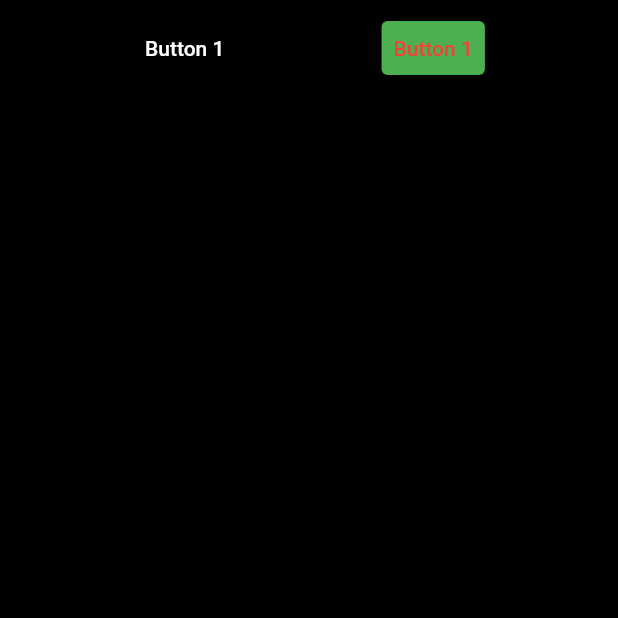
After one commit to juwels1996/phone_email_validation, a Flutter app: the screen it shows after launch, after a tap on "Next Page", on a phone screen of 412 x 824 dp, the top half of it. The commit adds this screen. Run offline on Flutter 3.47's test engine with Material 2 defaults, Android fonts, the phone set to English and light mode, and no system bars; our stand-ins replace email_validator.

Commit message:
2nd button add

```diff
--- /dev/null
+++ b/lib/final_page.dart
@@ -0,0 +1,63 @@
+import 'package:flutter/material.dart';
+class FinalPage extends StatefulWidget {
+  const FinalPage({Key? key}) : super(key: key);
+
+  @override
+  _FinalPageState createState() => _FinalPageState();
+}
+
+class _FinalPageState extends State<FinalPage> {
+  @override
+  Widget build(BuildContext context) {
+    return SafeArea(
+      child: Scaffold(
+        backgroundColor: Colors.black,
+        body: Container(
+          child: Center(
+            child: Column(
+              children: [
+                Row(
+                  mainAxisAlignment: MainAxisAlignment.spaceEvenly,
+                  children: [
+                    Padding(
+                      padding: const EdgeInsets.all(8.0),
+                      child: TextButton(
+                        style:TextButton.styleFrom(
+                          primary: Colors.white,
+                          backgroundColor: Colors.black
+                        ),
+                          autofocus: true,
+
+                          onPressed: (){},
+                          child: Text("Button 1")),
+                    ),
+                    Padding(
+                      padding: const EdgeInsets.all(8.0),
+                      child: TextButton(
+                        style: TextButton.styleFrom(
+                          backgroundColor: Colors.green,
+                          primary: Colors.red,
+                          shadowColor: Colors.black
+                        ),
+                        autofocus: true,
+
+                          onPressed: (){},
+                          child: Text("Button 1")),
+                    ),
+                  ],
+                ),
+
+                Row(
+                  children: [
+
+                  ],
+                )
+              ],
+            ),
+
+          ),
+        ),
+      ),
+    );
+  }
+}
--- a/lib/home_page.dart
+++ b/lib/home_page.dart
@@ -1,6 +1,9 @@
 import 'dart:math';
 
 import 'package:flutter/material.dart';
+
+import 'final_page.dart';
+
 class HomePage extends StatefulWidget {
   const HomePage({Key? key}) : super(key: key);
 
@@ -9,31 +12,29 @@ class HomePage extends StatefulWidget {
 }
 
 class _HomePageState extends State<HomePage> {
-  int rightDiceNumber=1;
-  int leftDiceNumber=3;
+  int rightDiceNumber = 1;
+  int leftDiceNumber = 3;
 
-
-  void rightLudo(){
+  void rightLudo() {
     setState(() {
-      rightDiceNumber=Random().nextInt(6)+1;
-    });
-
-  }
-  void leftLudo(){
-    setState(() {
-      leftDiceNumber=Random().nextInt(6)+1;
+      rightDiceNumber = Random().nextInt(6) + 1;
     });
   }
+
+  void leftLudo() {
+    setState(() {
+      leftDiceNumber = Random().nextInt(6) + 1;
+    });
+  }
+
   @override
   Widget build(BuildContext context) {
-
     return SafeArea(
       child: Scaffold(
         backgroundColor: Colors.indigo,
         body: Container(
           color: Colors.teal,
           margin: EdgeInsets.all(15),
-
           child: Column(
             mainAxisAlignment: MainAxisAlignment.center,
             crossAxisAlignment: CrossAxisAlignment.center,
@@ -41,41 +42,35 @@ class _HomePageState extends State<HomePage> {
               Row(
                 children: [
                   Expanded(
-                    flex: 2,
+                      flex: 2,
                       child: Padding(
                         padding: const EdgeInsets.all(8.0),
                         child: TextButton(
                             onPressed: rightLudo,
-                            child: Image.asset('assets/dice$leftDiceNumber.jpg')),
+                            child:
+                                Image.asset('assets/dice$leftDiceNumber.jpg')),
                       )),
-
                   Expanded(
-                    flex: 2,
+                      flex: 2,
                       child: Padding(
                         padding: const EdgeInsets.all(8.0),
                         child: TextButton(
                             onPressed: leftLudo,
-                            child: Image.asset('assets/dice$rightDiceNumber.jpg')
-                        ),
+                            child:
+                                Image.asset('assets/dice$rightDiceNumber.jpg')),
                       )),
-
-
                 ],
-
               ),
-
               Row(
                 mainAxisAlignment: MainAxisAlignment.spaceBetween,
                 crossAxisAlignment: CrossAxisAlignment.center,
                 children: [
                   ElevatedButton(
                       style: ElevatedButton.styleFrom(
-                          primary: Colors.pinkAccent.withOpacity(0.6)
-                      ),
-                      onPressed: (){
+                          primary: Colors.pinkAccent.withOpacity(0.6)),
+                      onPressed: () {
                         setState(() {
                           leftLudo();
-
                         });
                       },
                       child: Padding(
@@ -84,24 +79,24 @@ class _HomePageState extends State<HomePage> {
                       )),
                   ElevatedButton(
                       style: ElevatedButton.styleFrom(
-                          primary: Colors.pinkAccent.withOpacity(0.6)
-                      ),
-                      onPressed: (){
+                          primary: Colors.pinkAccent.withOpacity(0.6)),
+                      onPressed: () {
                         setState(() {
                           rightLudo();
-
                         });
                       },
                       child: Padding(
                         padding: const EdgeInsets.all(8.0),
                         child: Text("Change Right"),
                       ))
-
                 ],
               ),
-
-
-
+              ElevatedButton(
+                  onPressed: () {
+                    Navigator.push(context,
+                        MaterialPageRoute(builder: (context) => FinalPage()));
+                  },
+                  child: Text("Next Page"))
             ],
           ),
         ),
```
